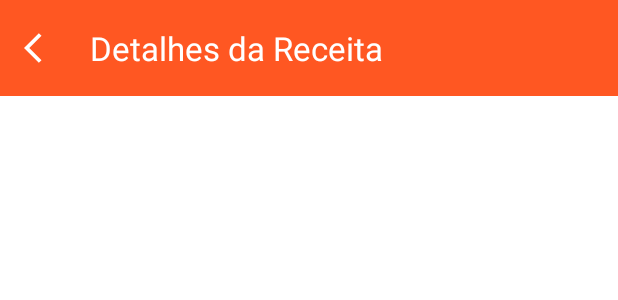
After one commit to josuemleite/culinaria-app, an Android app: the layout activity_recipe_details.xml on its own in the app's theme, with its tools: preview values and no code run, on a phone screen of 412 x 824 dp. The commit adds this screen. Shown: the top 300 px of the screen. Run offline under Robolectric (Android 15) with nearby library versions, the phone set to English and light mode, and no system bars.

```diff
--- a/app/src/main/AndroidManifest.xml
+++ b/app/src/main/AndroidManifest.xml
@@ -14,6 +14,9 @@
         android:supportsRtl="true"
         android:theme="@style/Theme.Culinária"
         tools:targetApi="31">
+        <activity
+            android:name=".RecipeDetailsActivity"
+            android:exported="false" />
         <activity
             android:name=".RecipesListActivity"
             android:exported="false"
--- a/app/src/main/java/br/com/josuemleite/culinaria/model/CategoriesResponse.java
+++ b/app/src/main/java/br/com/josuemleite/culinaria/model/CategoryResponse.java
@@ -4,7 +4,7 @@ import com.google.gson.annotations.SerializedName;
 
 import java.util.List;
 
-public class CategoriesResponse {
+public class CategoryResponse {
     @SerializedName("categories")
     private List<Category> categories;
 
--- /dev/null
+++ b/app/src/main/res/layout/activity_recipe_details.xml
@@ -0,0 +1,48 @@
+<?xml version="1.0" encoding="utf-8"?>
+<LinearLayout xmlns:android="http://schemas.android.com/apk/res/android"
+    xmlns:app="http://schemas.android.com/apk/res-auto"
+    xmlns:tools="http://schemas.android.com/tools"
+    android:layout_width="match_parent"
+    android:layout_height="match_parent"
+    android:orientation="vertical"
+    android:background="@android:color/white"
+    tools:context=".RecipeDetailsActivity">
+
+    <com.google.android.material.appbar.AppBarLayout
+        android:layout_width="match_parent"
+        android:layout_height="wrap_content">
+
+        <com.google.android.material.appbar.MaterialToolbar
+            android:id="@+id/toolbar"
+            android:layout_width="match_parent"
+            android:layout_height="?attr/actionBarSize"
+            android:background="?attr/colorPrimary"
+            app:title="Detalhes da Receita"
+            app:titleTextColor="@android:color/white"
+            app:navigationIcon="@drawable/go_back"
+            app:contentInsetStart="0dp" />
+
+    </com.google.android.material.appbar.AppBarLayout>
+
+    <ScrollView
+        android:layout_width="match_parent"
+        android:layout_height="match_parent">
+
+        <LinearLayout
+            android:layout_width="match_parent"
+            android:layout_height="wrap_content"
+            android:orientation="vertical"
+            android:padding="16dp">
+
+            <TextView
+                android:id="@+id/recipeInstructionsTextView"
+                android:layout_width="match_parent"
+                android:layout_height="wrap_content"
+                android:textSize="16sp"
+                android:textColor="@android:color/black" />
+
+        </LinearLayout>
+
+    </ScrollView>
+
+</LinearLayout>
```
Also changed, not shown: app/src/main/java/br/com/josuemleite/culinaria/CategoriesActivity.java (+8 -8 lines), app/src/main/java/br/com/josuemleite/culinaria/RecipeDetailsActivity.java (added, +59 -0 lines), app/src/main/java/br/com/josuemleite/culinaria/RecipesListActivity.java (+56 -1 lines), app/src/main/java/br/com/josuemleite/culinaria/adapter/RecipeAdapter.java (added, +69 -0 lines), app/src/main/java/br/com/josuemleite/culinaria/api/ApiService.java (+11 -2 lines), app/src/main/java/br/com/josuemleite/culinaria/model/Recipe.java (added, +29 -0 lines), app/src/main/java/br/com/josuemleite/culinaria/model/RecipeDetails.java (added, +55 -0 lines), app/src/main/java/br/com/josuemleite/culinaria/model/RecipeDetailsResponse.java (added, +14 -0 lines), app/src/main/java/br/com/josuemleite/culinaria/model/RecipeResponse.java (added, +14 -0 lines), app/src/main/res/layout/item_recipe.xml (added, +15 -0 lines).
